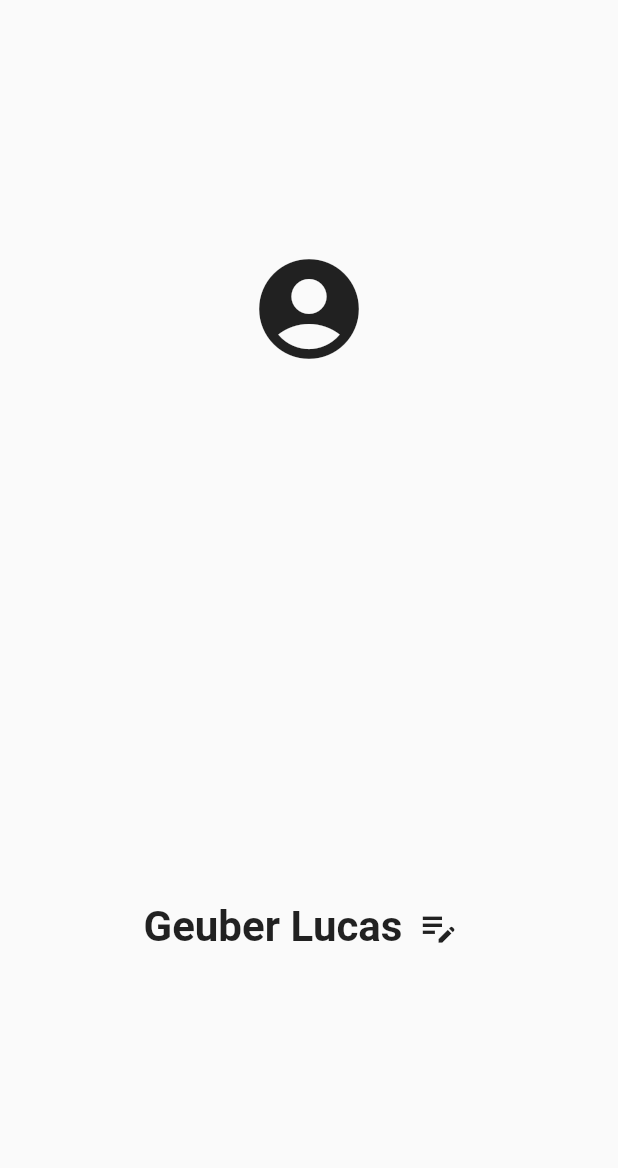
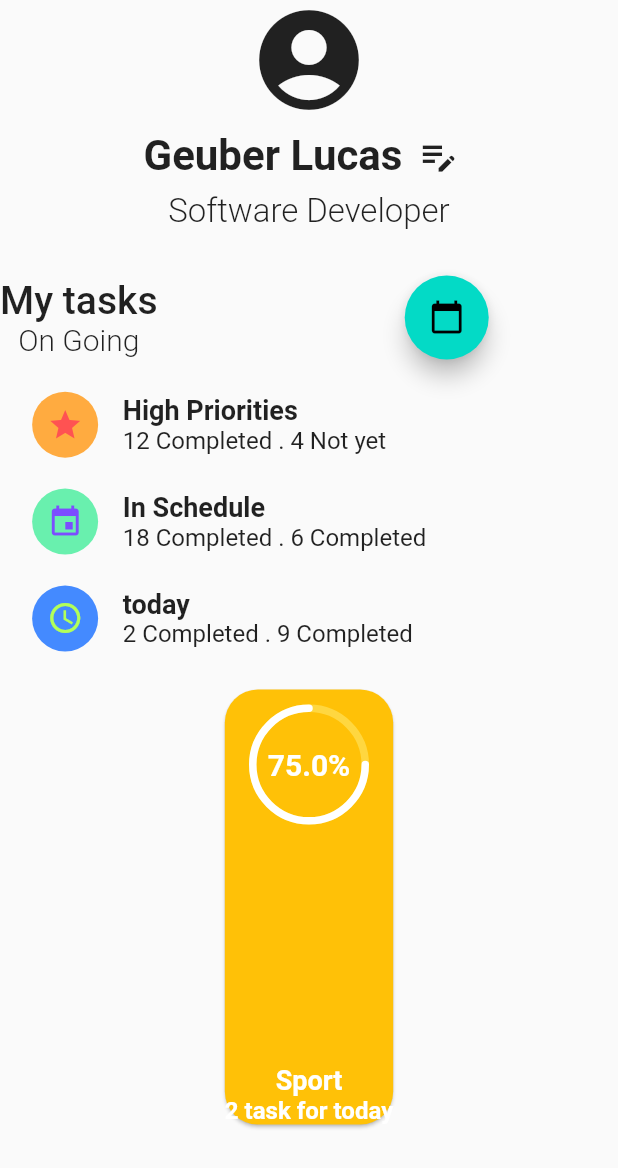
Before and after one commit to GeuberLucas/Pratica_de_flutter, a Flutter app: the screen it shows after launch, on a phone screen of 412 x 824 dp. Shown: the top 1168 px of the screen. Run offline on Flutter 3.47's test engine with Material 2 defaults, Android fonts, the phone set to English and light mode, and no system bars; drawn by our look-alikes of percent_indicator; Roboto replaces fonts that are missing (Nunito).

Commit message:
teste de layout

```diff
--- a/lib/main.dart
+++ b/lib/main.dart
@@ -1,4 +1,5 @@
 import 'package:flutter/material.dart';
+import 'package:percent_indicator/circular_percent_indicator.dart';
 
 void main() {
   runApp(const MyApp());
@@ -25,11 +26,11 @@
 }
 
 class _MyHomePageState extends State<MyHomePage> {
+  double percent = 0.75;
   @override
   Widget build(BuildContext context) {
     return Scaffold(
-      body: GridView.count(
-        crossAxisCount: 1,
+      body: Column(
         children: <Widget>[
           //profile area
           const Icon(
@@ -247,25 +248,46 @@
             ),
           ),
           //Graphics area
-          Expanded(
-            child: ListView.builder(
-              padding: const EdgeInsets.only(top: 8.0),
-              itemCount: 4,
-              itemBuilder: ((context, index) {
-                return Card(
-                  shape: const RoundedRectangleBorder(),
-                  child: Column(
-                    children: [
-                      Stack(children: const [
-                        CircularProgressIndicator(),
-                        Text("75%")
-                      ]),
-                      const Text("sport"),
-                      const Text("2 tasks for today"),
-                    ],
+          Card(
+            shape: const RoundedRectangleBorder(
+                borderRadius: BorderRadius.all(Radius.circular(22))),
+            color: Colors.amber,
+            child: Column(
+              mainAxisAlignment: MainAxisAlignment.start,
+              children: [
+                Padding(
+                  padding: const EdgeInsets.all(10.0),
+                  child: CircularPercentIndicator(
+                    radius: 40.0,
+                    lineWidth: 5.0,
+                    animation: true,
+                    percent: percent,
+                    reverse: true,
+                    center: Text(
+                      "${percent * 100}%",
+                      style: const TextStyle(
+                          fontSize: 20.0,
+                          fontWeight: FontWeight.w600,
+                          color: Colors.white),
+                    ),
+                    backgroundColor: Colors.amberAccent,
+                    circularStrokeCap: CircularStrokeCap.round,
+                    progressColor: Colors.white,
                   ),
-                );
-              }),
+                ),
+                const Padding(padding: EdgeInsets.symmetric(vertical: 75)),
+                const Text("Sport",
+                    textAlign: TextAlign.left,
+                    style: TextStyle(
+                        fontSize: 18.0,
+                        fontWeight: FontWeight.w600,
+                        color: Colors.white)),
+                const Text("2 task for today",
+                    style: TextStyle(
+                        fontSize: 16.0,
+                        fontWeight: FontWeight.w600,
+                        color: Colors.white))
+              ],
             ),
           )
         ],
--- a/pubspec.yaml
+++ b/pubspec.yaml
@@ -34,6 +34,7 @@
   # The following adds the Cupertino Icons font to your application.
   # Use with the CupertinoIcons class for iOS style icons.
   cupertino_icons: ^1.0.2
+  percent_indicator: ^4.2.2
 
 dev_dependencies:
   flutter_test:
```
Also changed, not shown: pubspec.lock.
